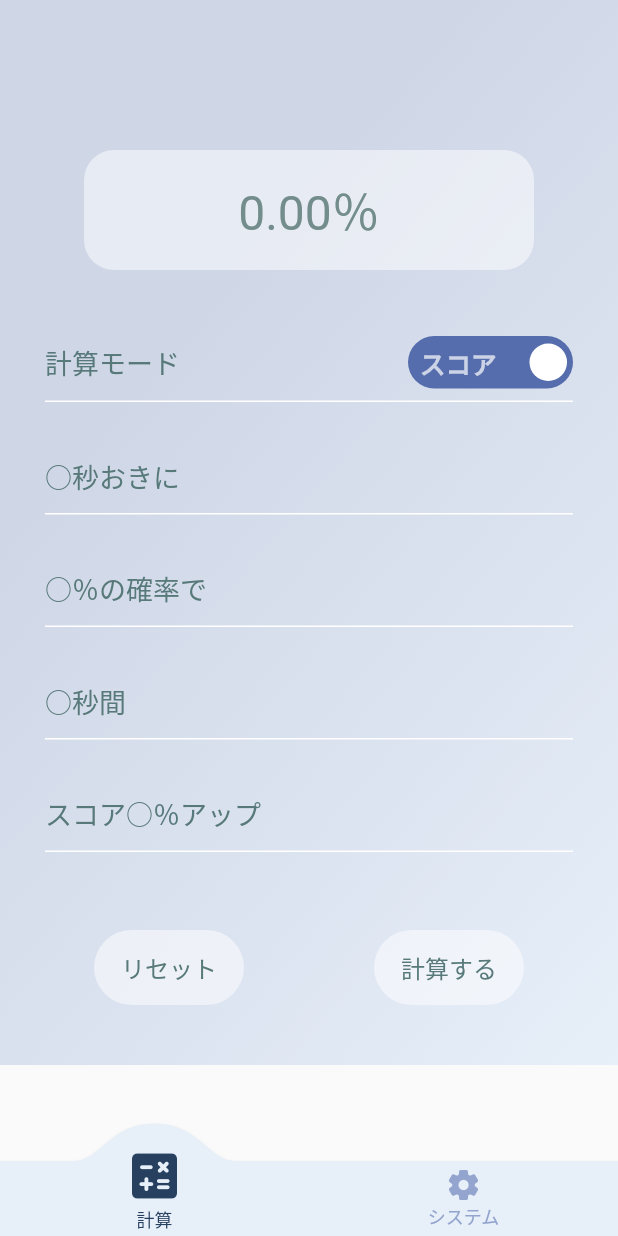
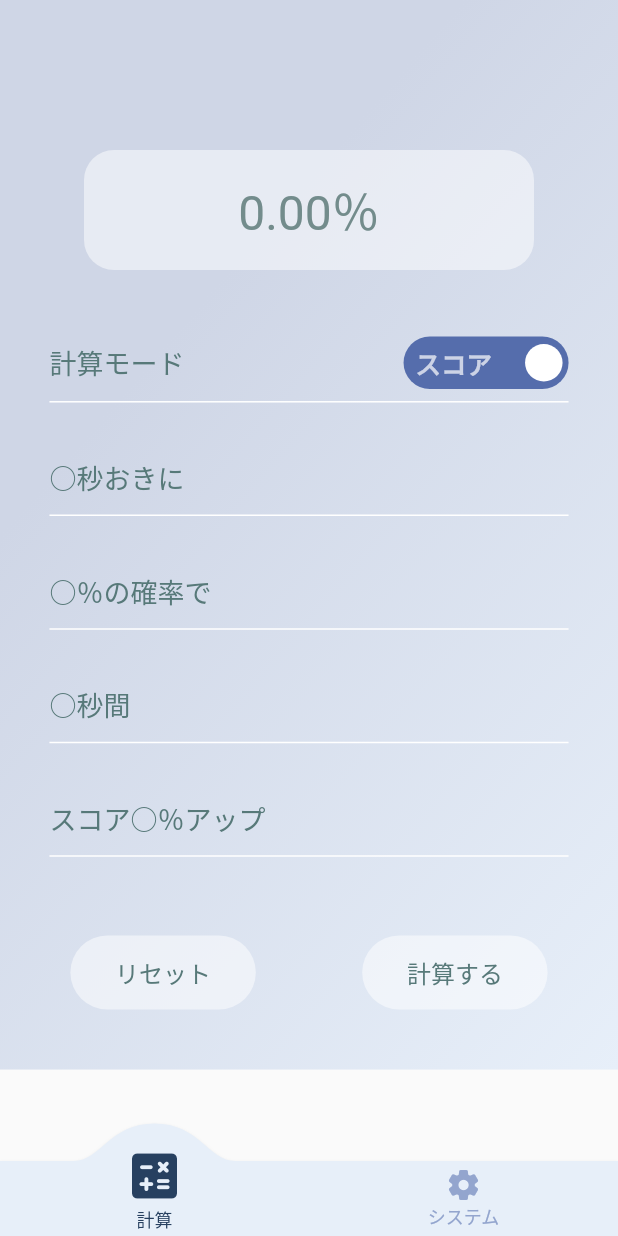
Before and after one commit to rerelurelu/uni-tool, a Flutter app: the screen it shows after launch, on a phone screen of 412 x 824 dp. Run offline on Flutter 3.47's test engine with Material 2 defaults, Android fonts, the phone set to English and light mode, and no system bars; drawn by our look-alikes of convex_bottom_bar, flutter_switch, keyboard_actions; our stand-ins replace flutter_riverpod, package_info.

Commit message:
🎨 layout: Improve layouts

```diff
--- a/lib/screen/calculator.dart
+++ b/lib/screen/calculator.dart
@@ -7,17 +7,9 @@ import 'package:uni_tool/layout/color.dart';
 import 'package:uni_tool/layout/theme.dart';
 import 'package:uni_tool/provider/calculate_provider.dart';
 import 'package:uni_tool/provider/change_mode_provider.dart';
+import '../layout/global.dart';
 
 class calculatorScreen extends ConsumerWidget {
-  final double _btnHeight = 50;
-  final double _btnWidth = 100;
-  final double _btnFontSize = 16;
-  final double _formVertical = 12;
-  final double _formHorizontal = 30;
-  final Color _textColor = teal;
-  final Color _formTextColor = sumi;
-  final double _formFontSize = 18;
-
   final FocusNode _textNode1 = FocusNode();
   final FocusNode _textNode2 = FocusNode();
   final FocusNode _textNode3 = FocusNode();
@@ -29,6 +21,19 @@ class calculatorScreen extends ConsumerWidget {
   final TextEditingController timeController = TextEditingController();
 
   Widget build(BuildContext context, ScopedReader watch) {
+    final double deviceHeight = MediaQuery.of(context).size.height;
+    final double deviceWidth = MediaQuery.of(context).size.width;
+
+    /* Widget sizes */
+    final double _formVertical = deviceHeight * 0.015;
+    final double _formHorizontal = deviceWidth * 0.08;
+    final double _btnFontSize = 16;
+
+    final double _btnHeight =
+        deviceHeight > deviceWidth ? deviceHeight * 0.06 : deviceHeight * 0.15;
+    final double _btnWidth = deviceHeight > deviceWidth ? deviceWidth * 0.3 : deviceHeight * 0.5;
+
+    /* Providers */
     final calculator = watch(expectedValueProvider);
     final calculatorMode = watch(changeModeProvider);
 
@@ -87,8 +92,8 @@ class calculatorScreen extends ConsumerWidget {
                           Text(
                             '計算モード',
                             style: TextStyle(
-                              color: _textColor,
-                              fontSize: _formFontSize,
+                              color: textColor,
+                              fontSize: formFontSize,
                             ),
                           ),
                           FlutterSwitch(
@@ -130,8 +135,8 @@ class calculatorScreen extends ConsumerWidget {
                     focusNode: _textNode1,
                     controller: intervalController,
                     style: TextStyle(
-                      color: _formTextColor,
-                      fontSize: _formFontSize,
+                      color: formTextColor,
+                      fontSize: formFontSize,
                     ),
                   ),
                 ),
@@ -148,8 +153,8 @@ class calculatorScreen extends ConsumerWidget {
                     focusNode: _textNode2,
                     controller: probController,
                     style: TextStyle(
-                      color: _formTextColor,
-                      fontSize: _formFontSize,
+                      color: formTextColor,
+                      fontSize: formFontSize,
                     ),
                   ),
                 ),
@@ -166,8 +171,8 @@ class calculatorScreen extends ConsumerWidget {
                     focusNode: _textNode3,
                     controller: timeController,
                     style: TextStyle(
-                      color: _formTextColor,
-                      fontSize: _formFontSize,
+                      color: formTextColor,
+                      fontSize: formFontSize,
                     ),
                   ),
                 ),
@@ -184,8 +189,8 @@ class calculatorScreen extends ConsumerWidget {
                     focusNode: _textNode4,
                     controller: incrController,
                     style: TextStyle(
-                      color: _formTextColor,
-                      fontSize: _formFontSize,
+                      color: formTextColor,
+                      fontSize: formFontSize,
                     ),
                   ),
                 ),
@@ -213,7 +218,7 @@ class calculatorScreen extends ConsumerWidget {
                               'リセット',
                               style: TextStyle(
                                 fontSize: _btnFontSize,
-                                color: _textColor,
+                                color: textColor,
                               ),
                             ),
                           ),
@@ -246,7 +251,7 @@ class calculatorScreen extends ConsumerWidget {
                               '計算する',
                               style: TextStyle(
                                 fontSize: _btnFontSize,
-                                color: _textColor,
+                                color: textColor,
                               ),
                             ),
                           ),
```
